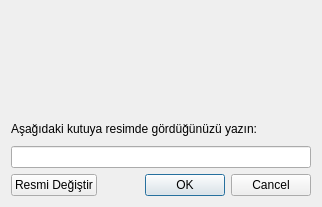
Qt form ui/captchawindow.ui (jnmbk/kotaci) before a commit.
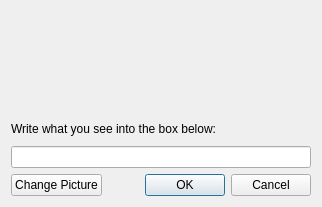
The same form after that commit. Icons and pictures are not drawn.

```diff
--- a/ui/captchawindow.ui
+++ b/ui/captchawindow.ui
@@ -38,7 +38,7 @@
    <item row="1" column="0" colspan="2" >
     <widget class="QLabel" name="label" >
      <property name="text" >
-      <string>Aşağıdaki kutuya resimde gördüğünüzü yazın:</string>
+      <string>Write what you see into the box below:</string>
      </property>
     </widget>
    </item>
@@ -48,7 +48,7 @@
    <item row="3" column="0" >
     <widget class="QPushButton" name="changePicture" >
      <property name="text" >
-      <string>Resmi Değiştir</string>
+      <string>Change Picture</string>
      </property>
     </widget>
    </item>
```
Left out of the diff: 2 changed lines with no effect on the pictures.
